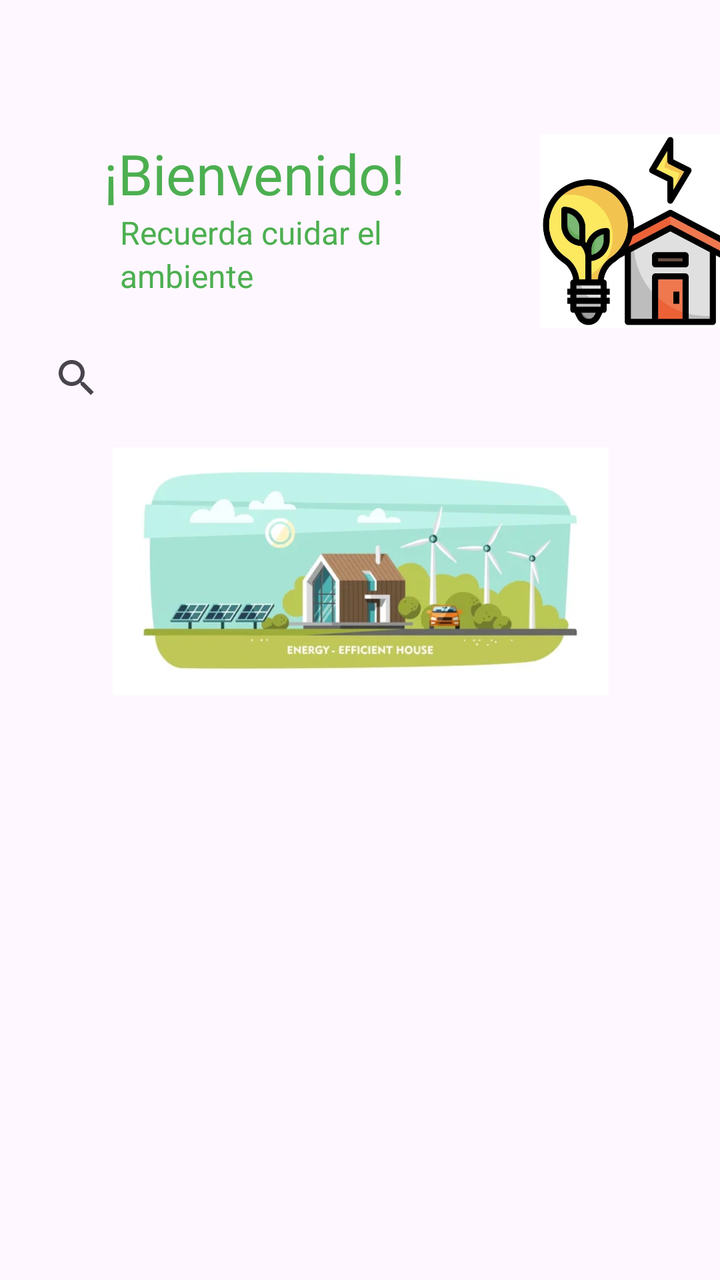
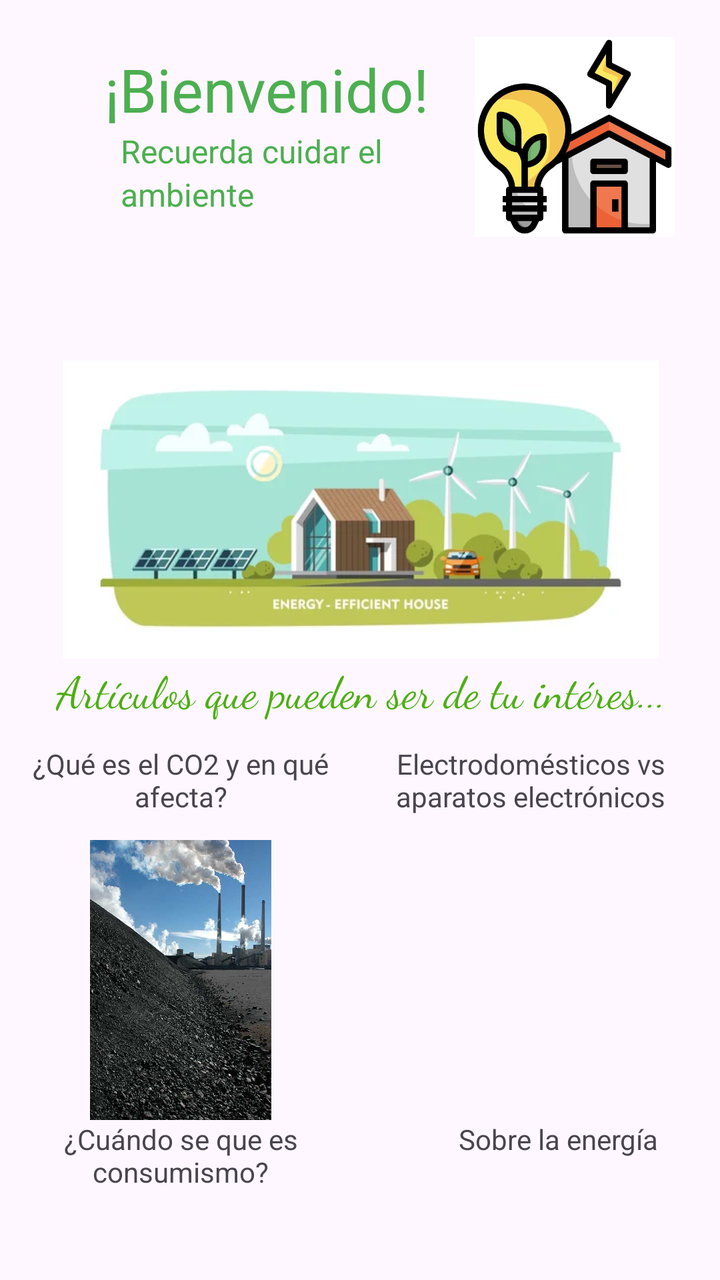

The first picture is an Android layout as it rendered before a commit; the second is the same layout after the commit. The layout source and the unified diff follow.
<!-- AndroidManifest.xml: application theme Theme.R3 -->
<!-- res/layout/activity_main.xml -->
<?xml version="1.0" encoding="utf-8"?>
<androidx.constraintlayout.widget.ConstraintLayout xmlns:android="http://schemas.android.com/apk/res/android"
    xmlns:app="http://schemas.android.com/apk/res-auto"
    xmlns:tools="http://schemas.android.com/tools"
    android:id="@+id/main"
    android:layout_width="match_parent"
    android:layout_height="match_parent"
    tools:context=".MainActivity">

    <SearchView
        android:id="@+id/searchView"
        android:layout_width="335dp"
        android:layout_height="50dp"
        android:layout_marginTop="164dp"
        app:layout_constraintEnd_toEndOf="parent"
        app:layout_constraintHorizontal_bias="0.567"
        app:layout_constraintStart_toStartOf="parent"
        app:layout_constraintTop_toTopOf="parent" />

    <TextView
        android:id="@+id/textView"
        android:layout_width="wrap_content"
        android:layout_height="wrap_content"
        android:layout_marginStart="52dp"
        android:layout_marginTop="68dp"
        android:fontFamily="@font/lobster"
        android:text="@string/TXT1"
        android:textColor="#4CAF50"
        android:textSize="28sp"
        app:layout_constraintStart_toStartOf="parent"
        app:layout_constraintTop_toTopOf="parent" />

    <TextView
        android:id="@+id/textView2"
        android:layout_width="wrap_content"
        android:layout_height="wrap_content"
        android:layout_marginStart="60dp"
        android:fontFamily="sans-serif"
        android:text="@string/txt2"
        android:textColor="#4CAF50"
        android:textSize="16sp"
        app:layout_constraintStart_toStartOf="parent"
        app:layout_constraintTop_toBottomOf="@+id/textView" />

    <TextView
        android:id="@+id/textView3"
        android:layout_width="wrap_content"
        android:layout_height="wrap_content"
        android:layout_marginStart="60dp"
        android:text="@string/txt3"
        android:textColor="#4CAF50"
        android:textSize="16sp"
        app:layout_constraintStart_toStartOf="parent"
        app:layout_constraintTop_toBottomOf="@+id/textView2" />

    <ImageView
        android:id="@+id/imageView2"
        android:layout_width="143dp"
        android:layout_height="97dp"
        android:layout_marginStart="56dp"
        android:layout_marginTop="28dp"
        android:contentDescription="@null"
        app:layout_constraintBottom_toTopOf="@+id/searchView"
        app:layout_constraintEnd_toEndOf="parent"
        app:layout_constraintHorizontal_bias="0.0"
        app:layout_constraintStart_toEndOf="@+id/textView2"
        app:layout_constraintTop_toTopOf="parent"
        app:layout_constraintVertical_bias="1.0"
        app:srcCompat="@drawable/img1" />

    <ImageView
        android:id="@+id/imageView4"
        android:layout_width="349dp"
        android:layout_height="124dp"
        android:layout_marginTop="4dp"
        android:contentDescription="@null"
        app:layout_constraintBottom_toBottomOf="parent"
        app:layout_constraintEnd_toEndOf="parent"
        app:layout_constraintStart_toStartOf="parent"
        app:layout_constraintTop_toBottomOf="@+id/searchView"
        app:layout_constraintVertical_bias="0.019"
        app:srcCompat="@drawable/img2" />

    <LinearLayout
        android:layout_width="410dp"
        android:layout_height="70dp"
        android:layout_marginTop="311dp"
        android:orientation="horizontal"
        app:layout_constraintBottom_toBottomOf="parent"
        app:layout_constraintEnd_toEndOf="parent"
        app:layout_constraintStart_toStartOf="parent"
        app:layout_constraintTop_toBottomOf="@+id/imageView4">

        <LinearLayout
            android:layout_width="123dp"
            android:layout_height="match_parent"
            android:orientation="vertical"
            android:gravity="center"
            android:clickable="true"
            android:focusable="true">

            <ImageView
                android:id="@+id/imageView9"
                android:layout_width="20dp"
                android:layout_height="20dp"
                app:srcCompat="@drawable/calculadora" />

            <TextView
                android:id="@+id/textView30"
                android:layout_width="match_parent"
                android:layout_height="wrap_content"
                android:text="Calculadora"
                android:textSize="9sp"
                android:gravity="center"/>
        </LinearLayout>

        <LinearLayout
            android:layout_width="127dp"
            android:layout_height="match_parent"
            android:orientation="vertical"
            android:gravity="center"
            android:clickable="true"
            android:focusable="true">

            <ImageView
                android:id="@+id/imageView6"
                android:layout_width="20dp"
                android:layout_height="20dp"
                app:srcCompat="@drawable/inicio" />

            <TextView
                android:id="@+id/textView28"
                android:layout_width="match_parent"
                android:layout_height="wrap_content"
                android:text="Inicio"
                android:textSize="9sp"
                android:gravity="center"/>
        </LinearLayout>

        <LinearLayout
            android:layout_width="match_parent"
            android:layout_height="match_parent"
            android:orientation="vertical"
            android:gravity="center"
            android:clickable="true"
            android:focusable="true">

            <ImageView
                android:id="@+id/imageView7"
                android:layout_width="20dp"
                android:layout_height="20dp"
                app:srcCompat="@drawable/calendario" />

            <TextView
                android:id="@+id/textView29"
                android:layout_width="match_parent"
                android:layout_height="wrap_content"
                android:text="Calendario Semanal"
                android:textSize="9sp"
                android:gravity="center"/>
        </LinearLayout>
    </LinearLayout>


</androidx.constraintlayout.widget.ConstraintLayout>
<!-- resources referenced by this layout -->
<resources>
  <!-- drawable calculadora: png bitmap (drawable, 8969 bytes) -->
  <!-- drawable calendario: png bitmap (drawable, 9821 bytes) -->
  <!-- drawable img1: jpg bitmap (drawable, 20943 bytes) -->
  <!-- drawable img2: jpg bitmap (drawable, 11560 bytes) -->
  <!-- drawable inicio: png bitmap (drawable, 9602 bytes) -->
  <string name="TXT1">¡Bienvenido!</string>
  <string name="txt2">Recuerda cuidar el</string>
  <string name="txt3">ambiente</string>
  <style name="Theme.R3" parent="Base.Theme.R3" />
  <style name="Base.Theme.R3" parent="Theme.Material3.Light.NoActionBar">
          
          
      </style>
</resources>

<!-- the commit's change to res/layout/activity_main.xml (unified diff, before → after) -->
@@ -7,159 +7,227 @@
     android:layout_height="match_parent"
     tools:context=".MainActivity">
 
-    <SearchView
-        android:id="@+id/searchView"
-        android:layout_width="335dp"
-        android:layout_height="50dp"
-        android:layout_marginTop="164dp"
-        app:layout_constraintEnd_toEndOf="parent"
-        app:layout_constraintHorizontal_bias="0.567"
-        app:layout_constraintStart_toStartOf="parent"
-        app:layout_constraintTop_toTopOf="parent" />
-
-    <TextView
-        android:id="@+id/textView"
-        android:layout_width="wrap_content"
-        android:layout_height="wrap_content"
-        android:layout_marginStart="52dp"
-        android:layout_marginTop="68dp"
-        android:fontFamily="@font/lobster"
-        android:text="@string/TXT1"
-        android:textColor="#4CAF50"
-        android:textSize="28sp"
-        app:layout_constraintStart_toStartOf="parent"
-        app:layout_constraintTop_toTopOf="parent" />
-
-    <TextView
-        android:id="@+id/textView2"
-        android:layout_width="wrap_content"
-        android:layout_height="wrap_content"
-        android:layout_marginStart="60dp"
-        android:fontFamily="sans-serif"
-        android:text="@string/txt2"
-        android:textColor="#4CAF50"
-        android:textSize="16sp"
-        app:layout_constraintStart_toStartOf="parent"
-        app:layout_constraintTop_toBottomOf="@+id/textView" />
-
-    <TextView
-        android:id="@+id/textView3"
-        android:layout_width="wrap_content"
-        android:layout_height="wrap_content"
-        android:layout_marginStart="60dp"
-        android:text="@string/txt3"
-        android:textColor="#4CAF50"
-        android:textSize="16sp"
-        app:layout_constraintStart_toStartOf="parent"
-        app:layout_constraintTop_toBottomOf="@+id/textView2" />
-
-    <ImageView
-        android:id="@+id/imageView2"
-        android:layout_width="143dp"
-        android:layout_height="97dp"
-        android:layout_marginStart="56dp"
-        android:layout_marginTop="28dp"
-        android:contentDescription="@null"
-        app:layout_constraintBottom_toTopOf="@+id/searchView"
-        app:layout_constraintEnd_toEndOf="parent"
-        app:layout_constraintHorizontal_bias="0.0"
-        app:layout_constraintStart_toEndOf="@+id/textView2"
-        app:layout_constraintTop_toTopOf="parent"
-        app:layout_constraintVertical_bias="1.0"
-        app:srcCompat="@drawable/img1" />
-
-    <ImageView
-        android:id="@+id/imageView4"
-        android:layout_width="349dp"
-        android:layout_height="124dp"
-        android:layout_marginTop="4dp"
-        android:contentDescription="@null"
+    <ScrollView
+        android:layout_width="408dp"
+        android:layout_height="728dp"
         app:layout_constraintBottom_toBottomOf="parent"
         app:layout_constraintEnd_toEndOf="parent"
         app:layout_constraintStart_toStartOf="parent"
-        app:layout_constraintTop_toBottomOf="@+id/searchView"
-        app:layout_constraintVertical_bias="0.019"
-        app:srcCompat="@drawable/img2" />
-
-    <LinearLayout
-        android:layout_width="410dp"
-        android:layout_height="70dp"
-        android:layout_marginTop="311dp"
-        android:orientation="horizontal"
-        app:layout_constraintBottom_toBottomOf="parent"
-        app:layout_constraintEnd_toEndOf="parent"
-        app:layout_constraintStart_toStartOf="parent"
-        app:layout_constraintTop_toBottomOf="@+id/imageView4">
-
-        <LinearLayout
-            android:layout_width="123dp"
-            android:layout_height="match_parent"
-            android:orientation="vertical"
-            android:gravity="center"
-            android:clickable="true"
-            android:focusable="true">
-
-            <ImageView
-                android:id="@+id/imageView9"
-                android:layout_width="20dp"
-                android:layout_height="20dp"
-                app:srcCompat="@drawable/calculadora" />
-
-            <TextView
-                android:id="@+id/textView30"
-                android:layout_width="match_parent"
-                android:layout_height="wrap_content"
-                android:text="Calculadora"
-                android:textSize="9sp"
-                android:gravity="center"/>
-        </LinearLayout>
-
-        <LinearLayout
-            android:layout_width="127dp"
-            android:layout_height="match_parent"
-            android:orientation="vertical"
-            android:gravity="center"
-            android:clickable="true"
-            android:focusable="true">
-
-            <ImageView
-                android:id="@+id/imageView6"
-                android:layout_width="20dp"
-                android:layout_height="20dp"
-                app:srcCompat="@drawable/inicio" />
-
-            <TextView
-                android:id="@+id/textView28"
-                android:layout_width="match_parent"
-                android:layout_height="wrap_content"
-                android:text="Inicio"
-                android:textSize="9sp"
-                android:gravity="center"/>
-        </LinearLayout>
+        app:layout_constraintTop_toTopOf="parent">
 
         <LinearLayout
             android:layout_width="match_parent"
-            android:layout_height="match_parent"
+            android:layout_height="wrap_content"
             android:orientation="vertical"
-            android:gravity="center"
-            android:clickable="true"
-            android:focusable="true">
-
-            <ImageView
-                android:id="@+id/imageView7"
-                android:layout_width="20dp"
-                android:layout_height="20dp"
-                app:srcCompat="@drawable/calendario" />
-
-            <TextView
-                android:id="@+id/textView29"
+            android:paddingHorizontal="24dp"
+            android:paddingBottom="350dp">
+
+            <LinearLayout
                 android:layout_width="match_parent"
+                android:layout_height="match_parent"
+                android:orientation="horizontal">
+
+                <LinearLayout
+                    android:layout_width="wrap_content"
+                    android:layout_height="224dp"
+                    android:orientation="vertical">
+
+                    <TextView
+                        android:id="@+id/bienvendi"
+                        android:layout_width="wrap_content"
+                        android:layout_height="wrap_content"
+                        android:layout_marginStart="52dp"
+                        android:layout_marginTop="68dp"
+                        android:fontFamily="@font/lobster"
+                        android:text="@string/TXT1"
+                        android:textColor="#4CAF50"
+                        android:textSize="30sp" />
+
+                    <TextView
+                        android:id="@+id/bienveni"
+                        android:layout_width="wrap_content"
+                        android:layout_height="wrap_content"
+                        android:layout_marginStart="60dp"
+                        android:fontFamily="sans-serif"
+                        android:text="@string/txt2"
+                        android:textColor="#4CAF50"
+                        android:textSize="16sp" />
+
+                    <TextView
+                        android:id="@+id/bienveni"
+                        android:layout_width="wrap_content"
+                        android:layout_height="wrap_content"
+                        android:layout_marginStart="60dp"
+                        android:text="@string/txt3"
+                        android:textColor="#4CAF50"
+                        android:textSize="16sp" />
+
+                </LinearLayout>
+
+                <LinearLayout
+                    android:layout_width="match_parent"
+                    android:layout_height="match_parent"
+                    android:orientation="vertical"
+                    android:gravity="center">
+
+                    <ImageView
+                        android:id="@+id/imageView17"
+                        android:layout_width="100dp"
+                        android:layout_height="100dp"
+                        android:src="@drawable/img1"/>
+                </LinearLayout>
+
+            </LinearLayout>
+
+            <LinearLayout
+                android:layout_width="wrap_content"
                 android:layout_height="wrap_content"
-                android:text="Calendario Semanal"
-                android:textSize="9sp"
-                android:gravity="center"/>
+                android:orientation="horizontal">
+
+                <ImageView
+                    android:id="@+id/imageView10"
+                    android:layout_width="wrap_content"
+                    android:layout_height="149dp"
+                    android:layout_weight="1"
+                    android:src="@drawable/img2" />
+            </LinearLayout>
+
+            <LinearLayout
+                android:layout_width="wrap_content"
+                android:layout_height="wrap_content"
+                android:orientation="vertical">
+
+                <LinearLayout
+                    android:layout_width="match_parent"
+                    android:layout_height="wrap_content"
+                    android:orientation="horizontal">
+
+                    <TextView
+                        android:id="@+id/textView32"
+                        android:layout_width="wrap_content"
+                        android:layout_height="wrap_content"
+                        android:layout_weight="1"
+                        android:fontFamily="cursive"
+                        android:gravity="center"
+                        android:text="Artículos que pueden ser de tu intéres..."
+                        android:textColor="#4CAF12"
+                        android:textSize="22sp"/>
+                </LinearLayout>
+
+                <LinearLayout
+                    android:layout_width="match_parent"
+                    android:layout_height="60dp"
+                    android:orientation="horizontal">
+
+                    <LinearLayout
+                        android:layout_width="180dp"
+                        android:layout_height="match_parent"
+                        android:gravity="center"
+                        android:orientation="horizontal">
+
+                        <TextView
+                            android:id="@+id/textView33"
+                            android:layout_width="match_parent"
+                            android:layout_height="wrap_content"
+                            android:layout_weight="1"
+                            android:gravity="center"
+                            android:text="¿Qué es el CO2 y en qué afecta?" />
+                    </LinearLayout>
+
+                    <LinearLayout
+                        android:layout_width="170dp"
+                        android:layout_height="match_parent"
+                        android:gravity="center"
+                        android:orientation="horizontal">
+
+                        <TextView
+                            android:id="@+id/textView34"
+                            android:layout_width="match_parent"
+                            android:layout_height="50dp"
+                            android:layout_weight="1"
+                            android:gravity="center"
+                            android:text="Electrodomésticos vs aparatos electrónicos" />
+                    </LinearLayout>
+                </LinearLayout>
+
+                <LinearLayout
+                    android:layout_width="match_parent"
+                    android:layout_height="140dp"
+                    android:orientation="horizontal">
+
+                    <LinearLayout
+                        android:layout_width="180dp"
+                        android:layout_height="match_parent"
+                        android:orientation="horizontal">
+
+                        <ImageView
+                            android:id="@+id/imageView14"
+                            android:layout_width="wrap_content"
+                            android:layout_height="wrap_content"
+                            android:layout_weight="1"
+                            android:src="@drawable/carbono" />
+                    </LinearLayout>
+
+                    <LinearLayout
+                        android:layout_width="165dp"
+                        android:layout_height="match_parent"
+                        android:orientation="horizontal"></LinearLayout>
+                </LinearLayout>
+
+                <LinearLayout
+                    android:layout_width="match_parent"
+                    android:layout_height="50dp"
+                    android:orientation="horizontal">
+
+                    <LinearLayout
+                        android:layout_width="180dp"
+                        android:layout_height="match_parent"
+                        android:orientation="horizontal">
+
+                        <TextView
+                            android:id="@+id/textView35"
+                            android:layout_width="wrap_content"
+                            android:layout_height="wrap_content"
+                            android:layout_weight="1"
+                            android:gravity="center"
+                            android:text="¿Cuándo se que es consumismo?" />
+                    </LinearLayout>
+
+                    <LinearLayout
+                        android:layout_width="201dp"
+                        android:layout_height="match_parent"
+                        android:orientation="horizontal">
+
+                        <TextView
+                            android:id="@+id/textView36"
+                            android:layout_width="wrap_content"
+                            android:layout_height="wrap_content"
+                            android:layout_weight="1"
+                            android:gravity="center"
+                            android:text="Sobre la energía " />
+                    </LinearLayout>
+                </LinearLayout>
+
+                <LinearLayout
+                    android:layout_width="match_parent"
+                    android:layout_height="140dp"
+                    android:orientation="horizontal">
+
+                    <LinearLayout
+                        android:layout_width="180dp"
+                        android:layout_height="match_parent"
+                        android:orientation="horizontal"></LinearLayout>
+
+                    <LinearLayout
+                        android:layout_width="201dp"
+                        android:layout_height="match_parent"
+                        android:orientation="horizontal"></LinearLayout>
+                </LinearLayout>
+
+            </LinearLayout>
+
         </LinearLayout>
-    </LinearLayout>
+    </ScrollView>
 
 
 </androidx.constraintlayout.widget.ConstraintLayout>
<!-- resource entries referenced after the edit -->
@@ -1,10 +1,8 @@
 <!-- resources referenced by this layout -->
 <resources>
-  <!-- drawable calculadora: png bitmap (drawable, 8969 bytes) -->
-  <!-- drawable calendario: png bitmap (drawable, 9821 bytes) -->
+  <!-- drawable carbono: jpg bitmap (drawable, 67687 bytes) -->
   <!-- drawable img1: jpg bitmap (drawable, 20943 bytes) -->
   <!-- drawable img2: jpg bitmap (drawable, 11560 bytes) -->
-  <!-- drawable inicio: png bitmap (drawable, 9602 bytes) -->
   <string name="TXT1">¡Bienvenido!</string>
   <string name="txt2">Recuerda cuidar el</string>
   <string name="txt3">ambiente</string>
